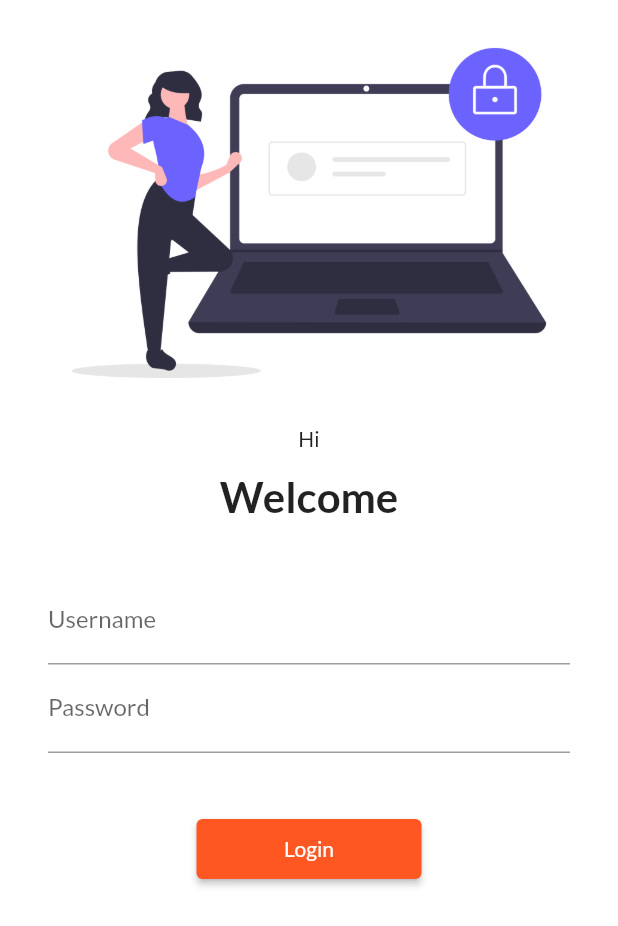
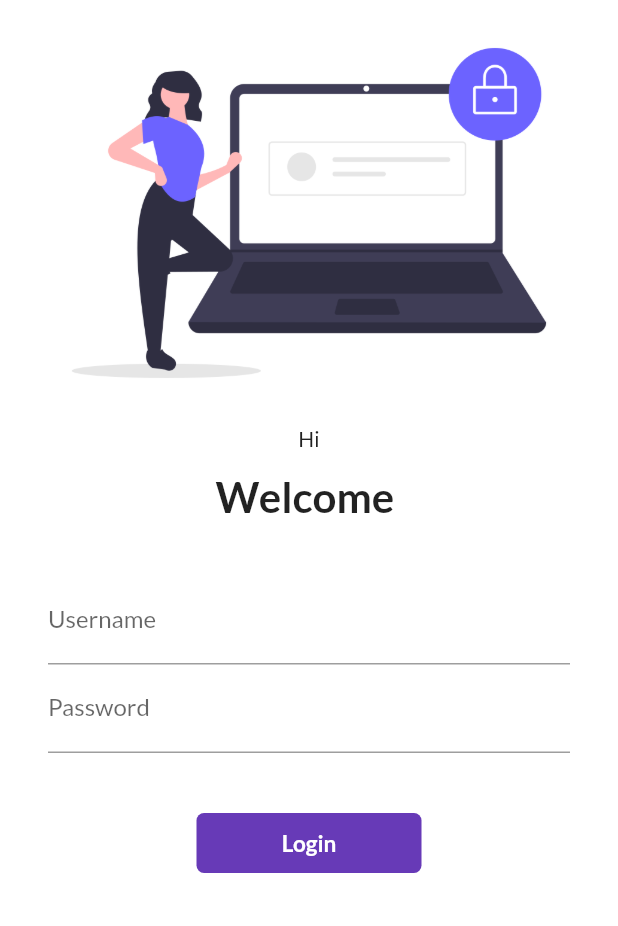
Before and after one commit to arghadeep23/30daysofFlutter, a Flutter app: the screen it shows after launch, on a phone screen of 412 x 824 dp. Shown: the top 926 px of the screen. Run offline on Flutter 3.47's test engine with Material 2 defaults, Android fonts, the phone set to English and light mode, and no system bars; our stand-ins replace google_fonts.

Commit message:
day 6 completed

```diff
--- a/lib/pages/login_page.dart
+++ b/lib/pages/login_page.dart
@@ -1,9 +1,16 @@
 import 'package:flutter/material.dart';
 import 'package:flutter_application_1/utils/routes.dart';
 
-class LoginPage extends StatelessWidget {
+class LoginPage extends StatefulWidget {
   const LoginPage({super.key});
 
+  @override
+  State<LoginPage> createState() => _LoginPageState();
+}
+
+class _LoginPageState extends State<LoginPage> {
+  String name="";
+  bool changeButton = false;
   @override
   Widget build(BuildContext context) {
     return Material(
@@ -16,7 +23,7 @@ class LoginPage extends StatelessWidget {
           height:30,
           child: Text("Hi")
         ),
-        Text("Welcome",style:TextStyle(
+        Text("Welcome $name",style:TextStyle(
           fontSize: 28,
           fontWeight: FontWeight.bold,
         ),
@@ -29,7 +36,10 @@ class LoginPage extends StatelessWidget {
           TextFormField(
           decoration: InputDecoration(
             hintText: "Enter Username", labelText: "Username",
-          ),),
+          ),
+          onChanged: (value) {name=value; setState((){});
+          },
+          ),
           TextFormField(
             obscureText: true,
             decoration: InputDecoration(
@@ -37,11 +47,33 @@ class LoginPage extends StatelessWidget {
             )
           ),
           SizedBox(height:40.0,),
-          ElevatedButton(
-            child: Text("Login"),
-            style: TextButton.styleFrom(minimumSize: Size(150,40)),
-            onPressed: (){Navigator.pushNamed(context,MyRoutes.homeRoute);},
-          )
+          // We can either make the box clickable by using GestureDetector or InkWell , however InkWell shows some animation
+          // that the box is clicked, while the former doesn't
+          InkWell(
+            onTap:() async{
+              setState((){changeButton=true;});
+              await Future.delayed(Duration(seconds:1));
+              Navigator.pushNamed(context,MyRoutes.homeRoute);
+            },
+            child: AnimatedContainer(
+              duration: Duration(seconds:1),
+              width : changeButton?50:150,
+              height: 40,
+              alignment: Alignment.center,
+              child: changeButton?Icon(Icons.done,color:Colors.white):Text("Login", style: TextStyle(color: Colors.white,fontWeight: FontWeight.bold, fontSize: 15)
+              ),
+              decoration: BoxDecoration(
+                color: Colors.deepPurple,
+                //shape: changeButton?BoxShape.circle:BoxShape.rectangle,
+                borderRadius: BorderRadius.circular(changeButton?50:5),
+              )
+            ),
+          ),
+          // ElevatedButton(
+          //   child: Text("Login"),
+          //   style: TextButton.styleFrom(minimumSize: Size(150,40)),
+          //   onPressed: (){Navigator.pushNamed(context,MyRoutes.homeRoute);},
+          // )
         ],))
         ],
       )
```
